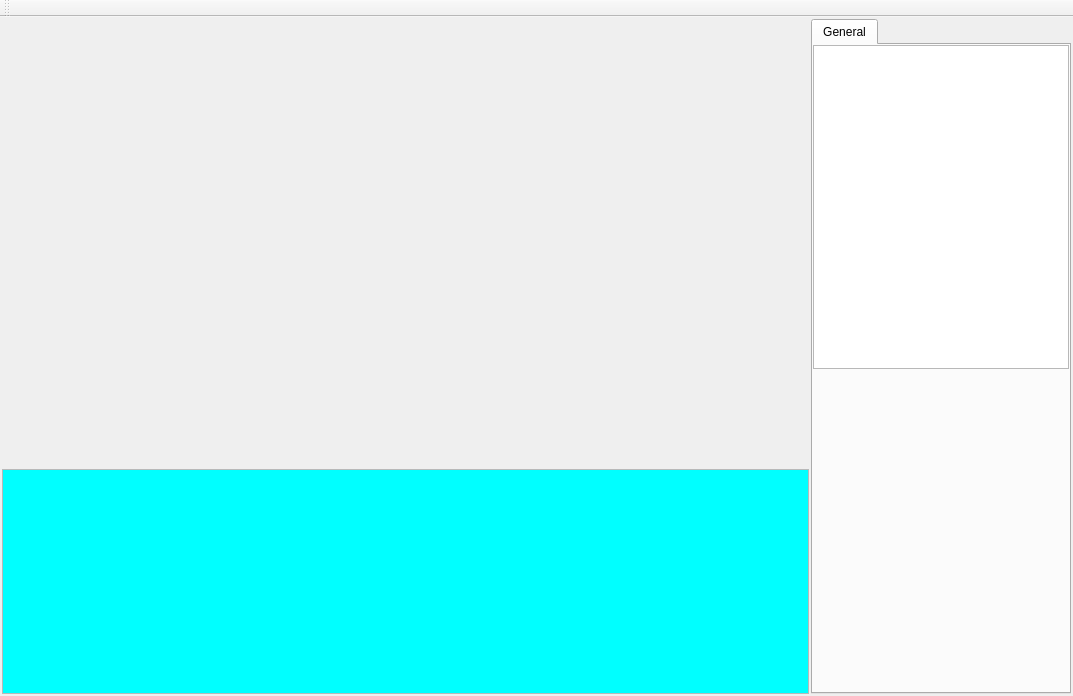
Before: the Qt Designer form QtProject/editor/mainwindow.ui in madvil/Editor, drawn with Qt 5.
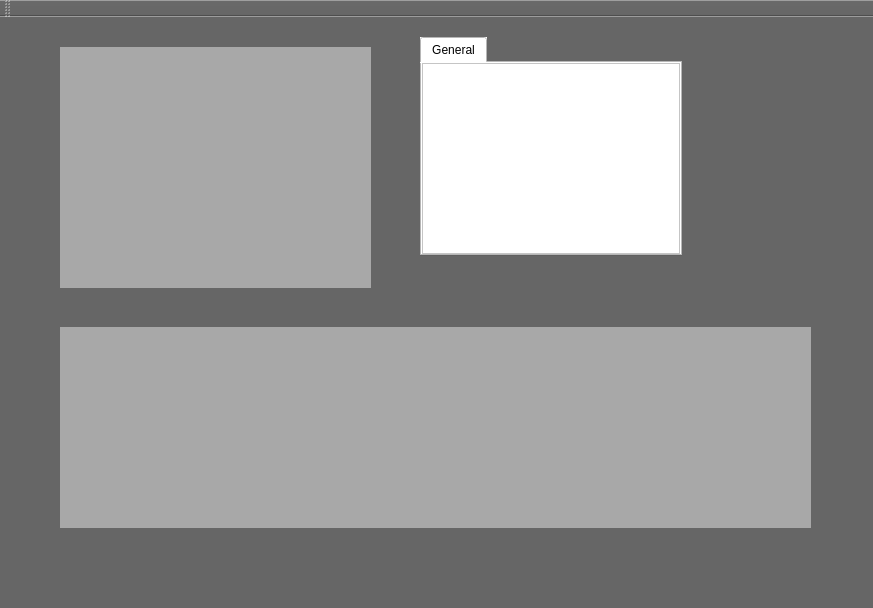
After: the same form once the commit is applied. Icons and pictures are not drawn.

Patch:
```diff
--- a/QtProject/editor/mainwindow.ui
+++ b/QtProject/editor/mainwindow.ui
@@ -6,106 +6,41 @@
    <rect>
     <x>0</x>
     <y>0</y>
-    <width>1073</width>
-    <height>696</height>
+    <width>873</width>
+    <height>608</height>
    </rect>
   </property>
   <property name="windowTitle">
    <string>MainWindow</string>
   </property>
+  <property name="styleSheet">
+   <string notr="true">background-color: rgb(102, 102, 102);</string>
+  </property>
   <widget class="QWidget" name="centralWidget">
-   <layout class="QHBoxLayout" name="horizontalLayout_3" stretch="1,0">
-    <property name="spacing">
-     <number>2</number>
-    </property>
-    <property name="margin">
-     <number>2</number>
-    </property>
-    <item>
-     <layout class="QVBoxLayout" name="verticalLayout" stretch="2,1">
-      <item>
-       <layout class="QHBoxLayout" name="horizontalLayout_2"/>
-      </item>
-      <item>
-       <layout class="QHBoxLayout" name="horizontalLayout">
-        <item>
-         <widget class="QScrollArea" name="scrollArea">
-          <property name="styleSheet">
-           <string notr="true"/>
-          </property>
-          <property name="widgetResizable">
-           <bool>true</bool>
-          </property>
-          <widget class="QWidget" name="scrollAreaWidgetContents">
-           <property name="geometry">
-            <rect>
-             <x>0</x>
-             <y>0</y>
-             <width>780</width>
-             <height>382</height>
-            </rect>
-           </property>
-           <property name="styleSheet">
-            <string notr="true">background-color: rgb(0, 255, 255);</string>
-           </property>
-           <layout class="QHBoxLayout" name="horizontalLayout_4">
-            <item>
-             <spacer name="horizontalSpacer">
-              <property name="orientation">
-               <enum>Qt::Horizontal</enum>
-              </property>
-              <property name="sizeHint" stdset="0">
-               <size>
-                <width>40</width>
-                <height>20</height>
-               </size>
-              </property>
-             </spacer>
-            </item>
-            <item>
-             <widget class="QLabel" name="label">
-              <property name="text">
-               <string/>
-              </property>
-              <property name="pixmap">
-               <pixmap resource="ui_media.qrc">:/iphone_templates/iphone4_hor.png</pixmap>
-              </property>
-             </widget>
-            </item>
-            <item>
-             <spacer name="horizontalSpacer_2">
-              <property name="orientation">
-               <enum>Qt::Horizontal</enum>
-              </property>
-              <property name="sizeHint" stdset="0">
-               <size>
-                <width>24</width>
-                <height>20</height>
-               </size>
-              </property>
-             </spacer>
-            </item>
-           </layout>
-          </widget>
-         </widget>
-        </item>
-       </layout>
-      </item>
-     </layout>
-    </item>
-    <item>
-     <layout class="QVBoxLayout" name="verticalLayout_2">
-      <item>
        <widget class="QTabWidget" name="tabWidget">
+    <property name="geometry">
+     <rect>
+      <x>420</x>
+      <y>20</y>
+      <width>262</width>
+      <height>219</height>
+     </rect>
+    </property>
         <property name="minimumSize">
          <size>
           <width>240</width>
           <height>0</height>
          </size>
         </property>
+    <property name="styleSheet">
+     <string notr="true">background-color: rgb(255, 255, 255);</string>
+    </property>
         <property name="tabPosition">
          <enum>QTabWidget::North</enum>
         </property>
+    <property name="tabShape">
+     <enum>QTabWidget::Rounded</enum>
+    </property>
         <property name="currentIndex">
          <number>0</number>
         </property>
@@ -113,15 +48,21 @@
          <attribute name="title">
           <string>General</string>
          </attribute>
-         <layout class="QVBoxLayout" name="verticalLayout_4" stretch="1,1">
+     <layout class="QVBoxLayout" name="generalTabVerticalLayout" stretch="0">
           <property name="spacing">
-           <number>1</number>
+       <number>3</number>
           </property>
           <property name="margin">
            <number>0</number>
           </property>
           <item>
-           <widget class="QTreeWidget" name="treeWidget">
+       <widget class="QTreeWidget" name="objectsTreeWidget">
+        <property name="sizePolicy">
+         <sizepolicy hsizetype="Expanding" vsizetype="Expanding">
+          <horstretch>0</horstretch>
+          <verstretch>0</verstretch>
+         </sizepolicy>
+        </property>
             <attribute name="headerVisible">
              <bool>false</bool>
             </attribute>
@@ -132,33 +73,104 @@
             </column>
            </widget>
           </item>
-          <item>
-           <layout class="QVBoxLayout" name="verticalLayout_3">
-            <property name="spacing">
+     </layout>
+    </widget>
+   </widget>
+   <widget class="QWidget" name="editorViewWidget" native="true">
+    <property name="geometry">
+     <rect>
+      <x>60</x>
+      <y>30</y>
+      <width>311</width>
+      <height>241</height>
+     </rect>
+    </property>
+    <property name="minimumSize">
+     <size>
+      <width>0</width>
+      <height>100</height>
+     </size>
+    </property>
+    <property name="styleSheet">
+     <string notr="true">background-color: rgb(168, 168, 168);</string>
+    </property>
+   </widget>
+   <widget class="QScrollArea" name="previewScrollArea">
+    <property name="geometry">
+     <rect>
+      <x>60</x>
+      <y>310</y>
+      <width>751</width>
+      <height>201</height>
+     </rect>
+    </property>
+    <property name="styleSheet">
+     <string notr="true"/>
+    </property>
+    <property name="frameShape">
+     <enum>QFrame::NoFrame</enum>
+    </property>
+    <property name="frameShadow">
+     <enum>QFrame::Plain</enum>
+    </property>
+    <property name="lineWidth">
              <number>0</number>
             </property>
+    <property name="widgetResizable">
+     <bool>true</bool>
+    </property>
+    <widget class="QWidget" name="scrollAreaWidgetContents">
+     <property name="geometry">
+      <rect>
+       <x>0</x>
+       <y>0</y>
+       <width>734</width>
+       <height>382</height>
+      </rect>
+     </property>
+     <property name="styleSheet">
+      <string notr="true">background-color: rgb(168, 168, 168);</string>
+     </property>
+     <layout class="QHBoxLayout" name="horizontalLayout_4">
             <item>
-             <spacer name="verticalSpacer">
+       <spacer name="horizontalSpacer">
               <property name="orientation">
-               <enum>Qt::Vertical</enum>
+         <enum>Qt::Horizontal</enum>
               </property>
               <property name="sizeHint" stdset="0">
                <size>
-                <width>20</width>
-                <height>40</height>
+          <width>40</width>
+          <height>20</height>
                </size>
               </property>
              </spacer>
             </item>
-           </layout>
-          </item>
-         </layout>
-        </widget>
-       </widget>
+      <item>
+       <widget class="QLabel" name="label">
+        <property name="text">
+         <string/>
+        </property>
+        <property name="pixmap">
+         <pixmap resource="ui_media.qrc">:/iphone_templates/iphone4_hor.png</pixmap>
+        </property>
+       </widget>
       </item>
-     </layout>
-    </item>
-   </layout>
+      <item>
+       <spacer name="horizontalSpacer_2">
+        <property name="orientation">
+         <enum>Qt::Horizontal</enum>
+        </property>
+        <property name="sizeHint" stdset="0">
+         <size>
+          <width>24</width>
+          <height>20</height>
+         </size>
+        </property>
+       </spacer>
+      </item>
+     </layout>
+    </widget>
+   </widget>
   </widget>
   <widget class="QMenuBar" name="menuBar">
    <property name="geometry">
```
Left out of the diff: 2 changed lines with no effect on the pictures. Lines whose indentation alone changed are shown as unchanged.
